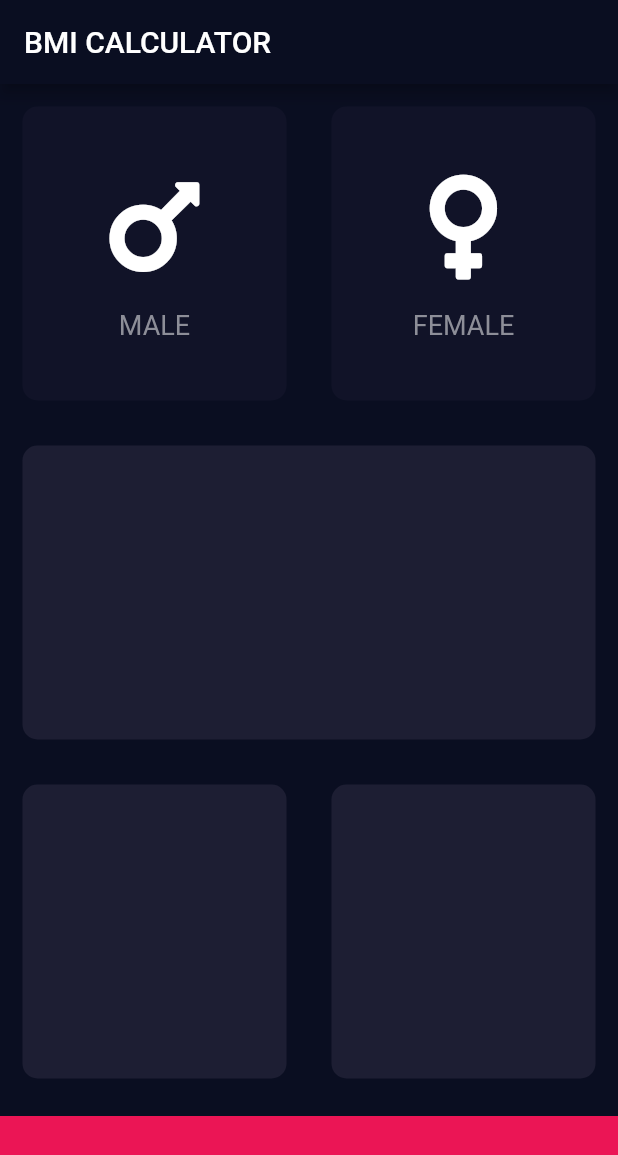
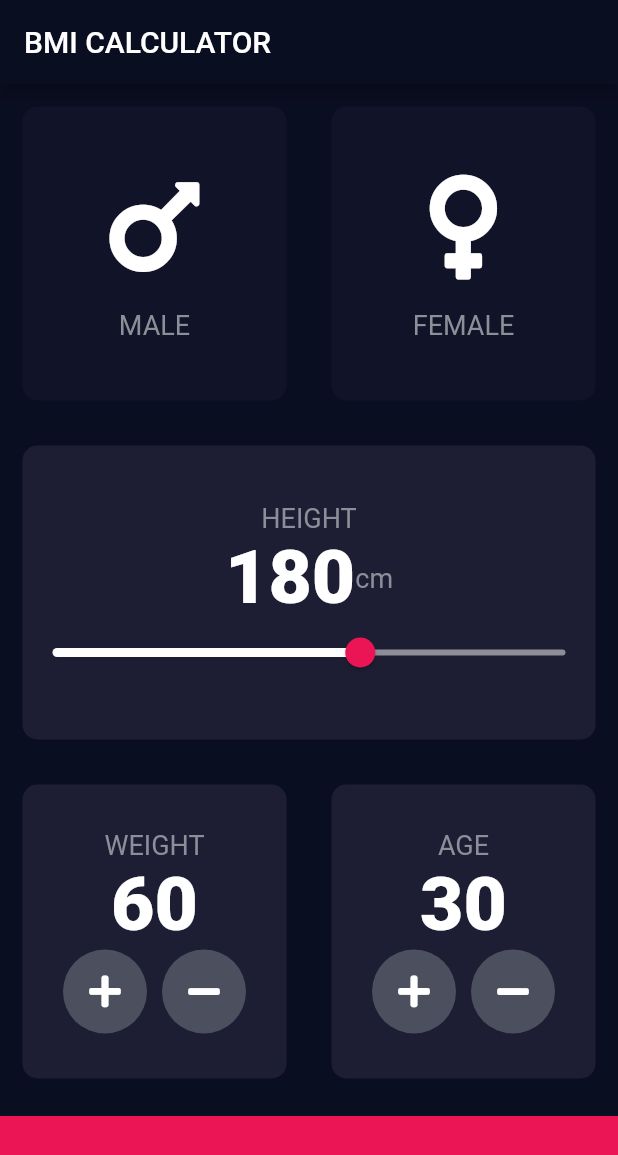
Before and after one commit to Robfeb/flutterprojects, a Flutter app: the screen it shows after launch, on a phone screen of 412 x 824 dp. Shown: the top 1155 px of the screen. Run offline on Flutter 3.47's test engine with Material 2 defaults, Android fonts, the phone set to English and light mode, and no system bars; our stand-ins replace audioplayers, font_awesome_flutter, rflutter_alert.

```diff
--- /dev/null
+++ b/bmi-calculator-flutter/lib/constants.dart
@@ -0,0 +1,18 @@
+import 'package:flutter/material.dart';
+
+const double kContainerButtonHeight = 80.0;
+const Color kColorActive = Color(0xFF1D1E33);
+const Color kColorInactive = Color(0xFF111328);
+const Color kColorActiveHigh = Color(0xFFEB1555);
+const Color kColorInactiveHigh = Color(0xFF8E8E98);
+const Color kBottomContainerColor = Color(0xFFEB1555);
+const Color kButtonColor = Color(0xFF4C4F5E);
+const kTextStyleButton = TextStyle(
+  fontSize: 18,
+  color: Color(0xFF8D8E98),
+);
+
+const kTextStyleSlider = TextStyle(
+  fontSize: 50.0,
+  fontWeight: FontWeight.w900,
+);
--- a/bmi-calculator-flutter/lib/icon_button.dart
+++ b/bmi-calculator-flutter/lib/icon_button.dart
@@ -1,13 +1,12 @@
 import 'package:flutter/cupertino.dart';
+
+import 'constants.dart';
 
 class IconButtonWidget extends StatelessWidget {
   IconButtonWidget({this.icon, this.textButton});
   final IconData icon;
   final String textButton;
-  final TextStyle textStyleButton = TextStyle(
-    fontSize: 18,
-    color: Color(0xFF8D8E98),
-  );
+
   @override
   Widget build(BuildContext context) {
     return Column(
@@ -22,7 +21,7 @@ class IconButtonWidget extends StatelessWidget {
         ),
         Text(
           textButton,
-          style: textStyleButton,
+          style: kTextStyleButton,
         )
       ],
     );
--- a/bmi-calculator-flutter/lib/input_page.dart
+++ b/bmi-calculator-flutter/lib/input_page.dart
@@ -3,12 +3,8 @@ import 'package:flutter/cupertino.dart';
 import 'package:flutter/material.dart';
 import 'package:font_awesome_flutter/font_awesome_flutter.dart';
 
+import 'constants.dart';
 import 'icon_button.dart';
-
-const double containerButtonHeight = 80.0;
-const Color colorActive = Color(0xFF1D1E33);
-const Color colorInactive = Color(0xFF111328);
-const Color bottomContainerColor = Color(0xFFEB1555);
 
 enum Gender {
   male,
@@ -22,7 +18,9 @@ class InputPage extends StatefulWidget {
 
 class _InputPageState extends State<InputPage> {
   Gender genderSelected;
-
+  int heightSelected = 180;
+  int weightSelected = 60;
+  int ageSelected = 30;
   @override
   Widget build(BuildContext context) {
     return Scaffold(
@@ -30,6 +28,7 @@ class _InputPageState extends State<InputPage> {
           title: Text('BMI CALCULATOR'),
         ),
         body: Column(
+          crossAxisAlignment: CrossAxisAlignment.stretch,
           children: <Widget>[
             Expanded(
                 child: Row(
@@ -37,8 +36,8 @@ class _InputPageState extends State<InputPage> {
                 Expanded(
                   child: ReusableCard(
                     colour: genderSelected == Gender.male
-                        ? colorActive
-                        : colorInactive,
+                        ? kColorActive
+                        : kColorInactive,
                     cardChild: IconButtonWidget(
                       icon: FontAwesomeIcons.mars,
                       textButton: 'MALE',
@@ -53,8 +52,8 @@ class _InputPageState extends State<InputPage> {
                 Expanded(
                   child: ReusableCard(
                     colour: genderSelected == Gender.female
-                        ? colorActive
-                        : colorInactive,
+                        ? kColorActive
+                        : kColorInactive,
                     cardChild: IconButtonWidget(
                       icon: FontAwesomeIcons.venus,
                       textButton: 'FEMALE',
@@ -69,23 +68,147 @@ class _InputPageState extends State<InputPage> {
               ],
             )),
             Expanded(
-              child: ReusableCard(colour: colorActive),
+              child: ReusableCard(
+                colour: kColorActive,
+                cardChild: Column(
+                  mainAxisAlignment: MainAxisAlignment.center,
+                  children: <Widget>[
+                    Text(
+                      'HEIGHT',
+                      style: kTextStyleButton,
+                    ),
+                    Row(
+                      mainAxisAlignment: MainAxisAlignment.center,
+                      crossAxisAlignment: CrossAxisAlignment.center,
+                      textBaseline: TextBaseline.alphabetic,
+                      children: <Widget>[
+                        Text(
+                          heightSelected.toString(),
+                          style: kTextStyleSlider,
+                        ),
+                        Text(
+                          'cm',
+                          style: kTextStyleButton,
+                        ),
+                      ],
+                    ),
+                    SliderTheme(
+                      data: SliderTheme.of(context).copyWith(
+                          activeTrackColor: Colors.white,
+                          inactiveTrackColor: kColorInactiveHigh,
+                          thumbColor: kColorActiveHigh,
+                          thumbShape:
+                              RoundSliderThumbShape(enabledThumbRadius: 10.0),
+                          overlayShape:
+                              RoundSliderOverlayShape(overlayRadius: 20.0)),
+                      child: Slider(
+                        value: heightSelected.toDouble(),
+                        min: 120.0,
+                        max: 220.0,
+                        onChanged: (double newValue) {
+                          setState(() {
+                            heightSelected = newValue.round();
+                          });
+                        },
+                      ),
+                    )
+                  ],
+                ),
+              ),
             ),
             Expanded(
               child: Row(
                 children: <Widget>[
                   Expanded(
-                    child: ReusableCard(colour: colorActive),
+                    child: ReusableCard(
+                      colour: kColorActive,
+                      cardChild: Column(
+                        mainAxisAlignment: MainAxisAlignment.center,
+                        children: <Widget>[
+                          Text(
+                            'WEIGHT',
+                            style: kTextStyleButton,
+                          ),
+                          Text(
+                            weightSelected.toString(),
+                            style: kTextStyleSlider,
+                          ),
+                          Row(
+                            mainAxisAlignment: MainAxisAlignment.center,
+                            children: <Widget>[
+                              RoundIconButton(
+                                icon: FontAwesomeIcons.plus,
+                                onPressAction: () {
+                                  setState(() {
+                                    weightSelected++;
+                                  });
+                                },
+                              ),
+                              SizedBox(
+                                width: 10.0,
+                              ),
+                              RoundIconButton(
+                                icon: FontAwesomeIcons.minus,
+                                onPressAction: () {
+                                  setState(() {
+                                    weightSelected--;
+                                  });
+                                },
+                              )
+                            ],
+                          )
+                        ],
+                      ),
+                    ),
                   ),
                   Expanded(
-                    child: ReusableCard(colour: colorActive),
-                  ),
+                    child: ReusableCard(
+                      colour: kColorActive,
+                      cardChild: Column(
+                        mainAxisAlignment: MainAxisAlignment.center,
+                        children: <Widget>[
+                          Text(
+                            'AGE',
+                            style: kTextStyleButton,
+                          ),
+                          Text(
+                            ageSelected.toString(),
+                            style: kTextStyleSlider,
+                          ),
+                          Row(
+                            mainAxisAlignment: MainAxisAlignment.center,
+                            children: <Widget>[
+                              RoundIconButton(
+                                icon: FontAwesomeIcons.plus,
+                                onPressAction: () {
+                                  setState(() {
+                                    ageSelected++;
+                                  });
+                                },
+                              ),
+                              SizedBox(
+                                width: 10.0,
+                              ),
+                              RoundIconButton(
+                                icon: FontAwesomeIcons.minus,
+                                onPressAction: () {
+                                  setState(() {
+                                    ageSelected--;
+                                  });
+                                },
+                              )
+                            ],
+                          )
+                        ],
+                      ),
+                    ),
+                  )
                 ],
               ),
             ),
             Container(
-              color: bottomContainerColor,
-              height: containerButtonHeight,
+              color: kBottomContainerColor,
+              height: kContainerButtonHeight,
               width: double.infinity,
               margin: EdgeInsets.only(top: 10.0),
             ),
@@ -93,3 +216,23 @@ class _InputPageState extends State<InputPage> {
         ));
   }
 }
+
+class RoundIconButton extends StatelessWidget {
+  RoundIconButton({this.icon, this.onPressAction});
+  final IconData icon;
+  final Function onPressAction;
+  @override
+  Widget build(BuildContext context) {
+    return RawMaterialButton(
+      child: Icon(icon),
+      elevation: 0.0,
+      onPressed: onPressAction,
+      shape: CircleBorder(),
+      fillColor: kButtonColor,
+      constraints: BoxConstraints.tightFor(
+        width: 56.0,
+        height: 56.0,
+      ),
+    );
+  }
+}
```
